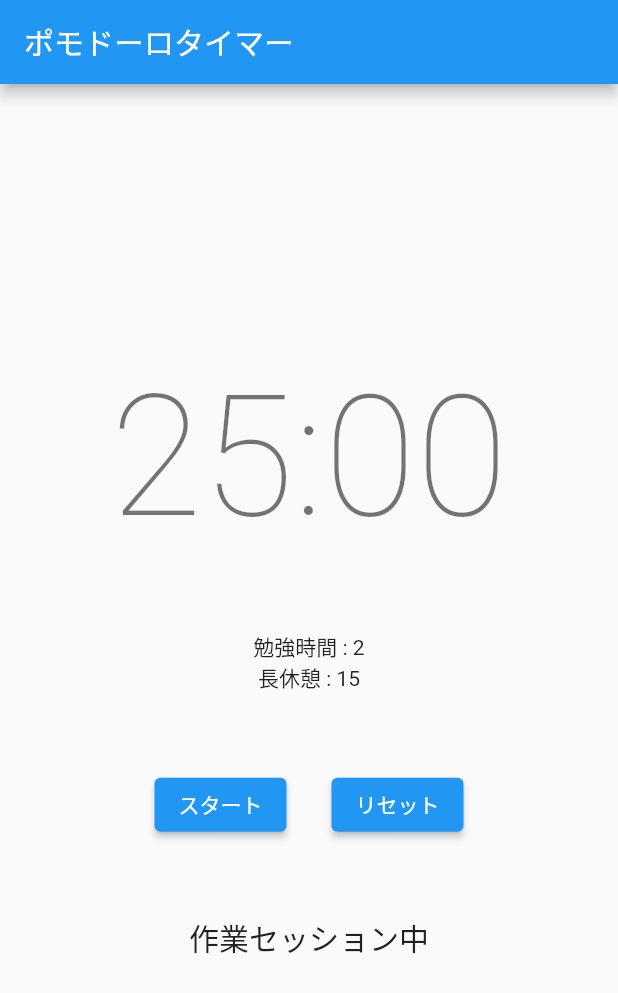
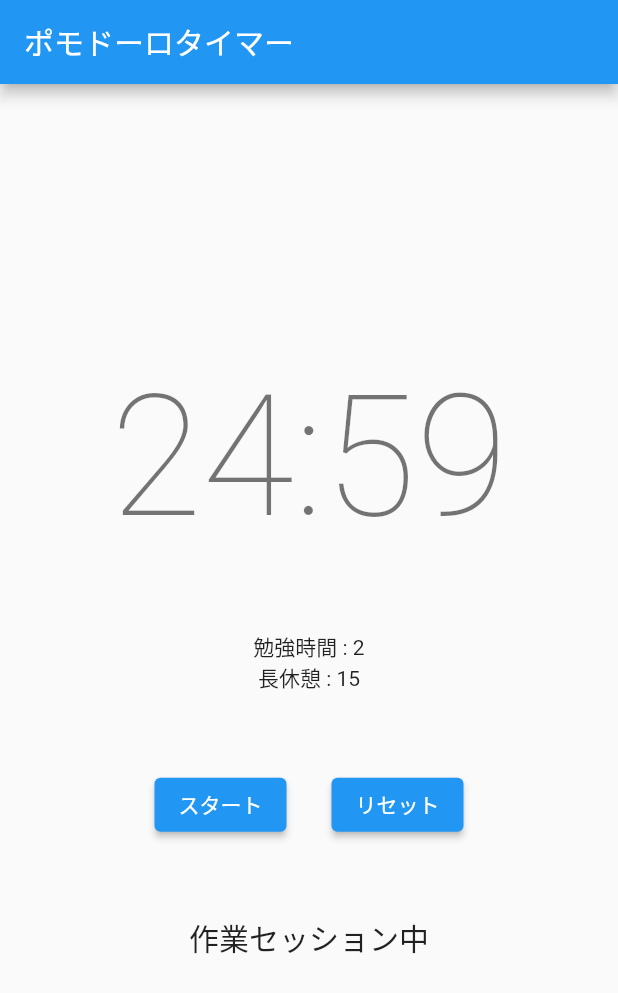
Before and after one commit to kametsun/pomodoro_timer_app, a Flutter app: the screen it shows after launch, after a tap on "スタート", on a phone screen of 412 x 824 dp. Shown: the top 993 px of the screen. Run offline on Flutter 3.47's test engine with Material 2 defaults, Android fonts, the phone set to English and light mode, and no system bars.

Commit message:
時間表示・ボタン機能追加完了

```diff
--- a/lib/main.dart
+++ b/lib/main.dart
@@ -1,4 +1,5 @@
 import 'package:flutter/material.dart';
+import 'dart:async';
 
 void main(){
   runApp(PomodoroApp());
@@ -28,6 +29,52 @@ class PomodoroHomePage extends StatefulWidget{
 class _PomodoroHomePageState extends State<PomodoroHomePage>{
   int _studyHours = 2;  //合計時間
   int _longBreak = 15;  //100分ごとの休憩
+  int _timeRemaining = 25 * 60; //
+  Timer? _timer;  //スタートするまでnull
+
+  void _startTimer(){
+    if(_timer != null){
+      _timer!.cancel();
+    }
+    _timer = Timer.periodic(Duration(seconds: 1), (timer) {
+      setState(() {
+        if(_timeRemaining > 0){
+          _timeRemaining--;
+        }else{
+          timer.cancel();
+          _showAlert(context);
+        }
+      });
+    });
+  }
+
+  void _resetTimer(){
+    setState(() {
+      _timeRemaining = 25 * 60;
+    });
+    if(_timer != null){
+      _timer!.cancel();
+      _timer = null;
+    }
+  }
+
+  void _showAlert(BuildContext context){
+    showDialog(
+        context: context,
+        builder: (BuildContext context){
+          return AlertDialog(
+            title: Text("Timer Finished!"),
+            actions: <Widget>[
+              TextButton(
+                child: Text("Close"),
+                onPressed: (){
+                  Navigator.of(context).pop();
+                }
+              )
+            ],
+          );
+        });
+  }
 
   @override
   Widget build(BuildContext context){
@@ -39,8 +86,10 @@ class _PomodoroHomePageState extends State<PomodoroHomePage>{
         child: Column(
           mainAxisAlignment: MainAxisAlignment.center,
           children: <Widget>[
-            Text('25:00',
-              style: Theme.of(context).textTheme.headline1,),
+            Text(
+              "${(_timeRemaining ~/ 60).toString().padLeft(2, "0")}:${(_timeRemaining % 60).toString().padLeft(2, "0")}",
+              style: Theme.of(context).textTheme.headline1,
+            ),
             SizedBox(height: 50),
             Text("勉強時間 : $_studyHours"),
             Text("長休憩 : $_longBreak"),
@@ -49,11 +98,11 @@ class _PomodoroHomePageState extends State<PomodoroHomePage>{
               mainAxisAlignment: MainAxisAlignment.center,
               children: [
                 ElevatedButton(
-                    onPressed: () => {},
+                    onPressed: _startTimer,
                     child: Text("スタート"),
                 ),
                 SizedBox(width: 30),
-                ElevatedButton(onPressed: () => {},
+                ElevatedButton(onPressed: _resetTimer,
                     child: Text("リセット"),
                 )
               ],
```
